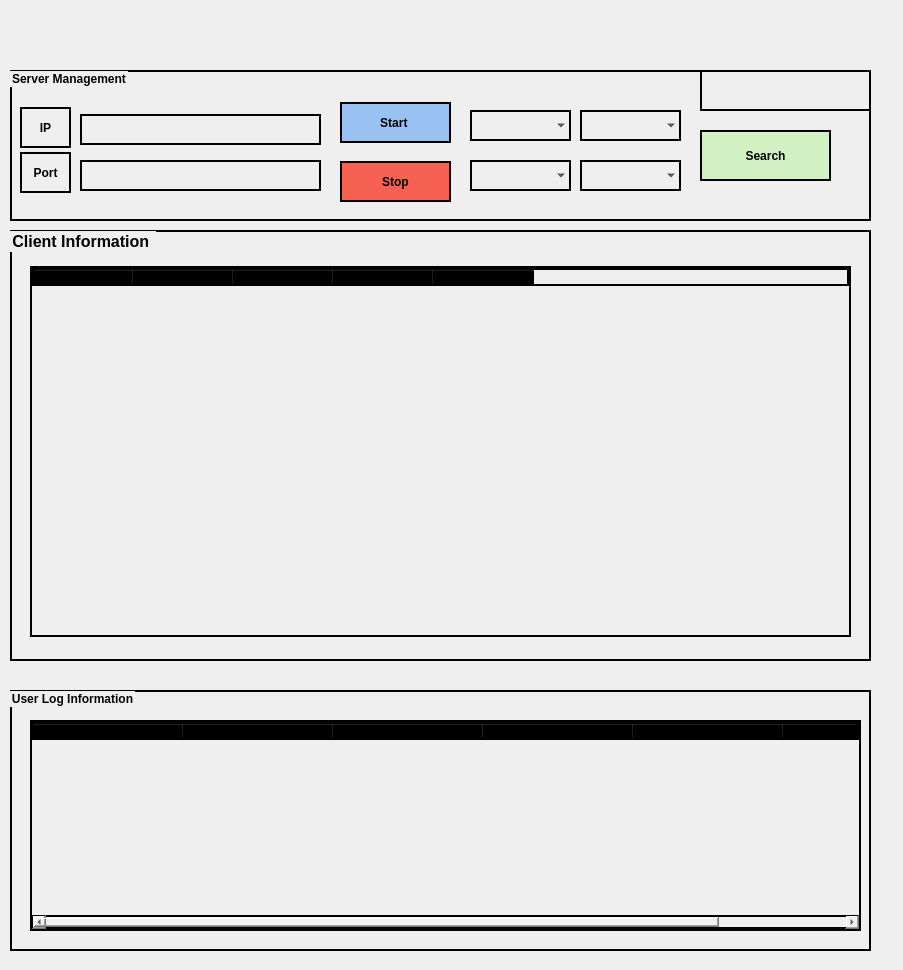
addinedu-ros-4th/deeplearning-repo-5, file src/kdk/socket/server.ui: the form before one commit.
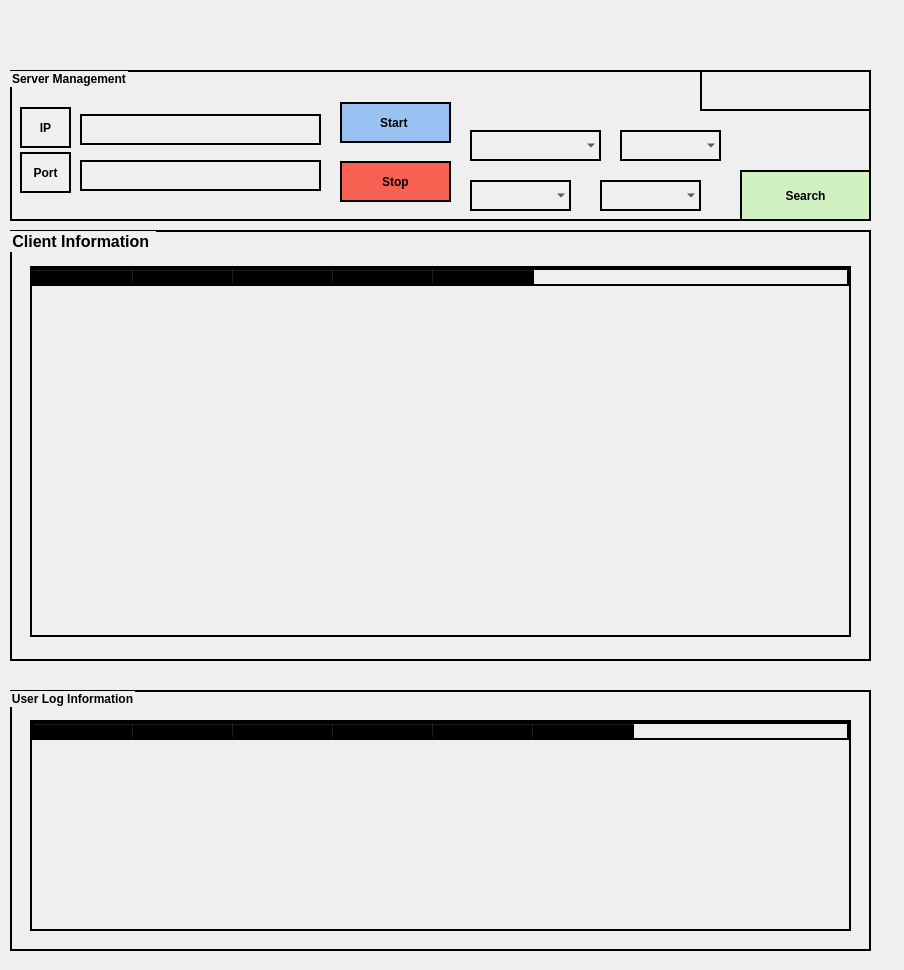
The form after the commit. Icons and pictures are not drawn.

```diff
--- a/src/kdk/socket/server.ui
+++ b/src/kdk/socket/server.ui
@@ -6,7 +6,7 @@
    <rect>
     <x>0</x>
     <y>0</y>
-    <width>903</width>
+    <width>904</width>
     <height>970</height>
    </rect>
   </property>
@@ -214,8 +214,8 @@
     <widget class="QPushButton" name="btnSearch">
      <property name="geometry">
       <rect>
-       <x>690</x>
-       <y>60</y>
+       <x>730</x>
+       <y>100</y>
        <width>131</width>
        <height>51</height>
       </rect>
@@ -256,8 +256,8 @@
     <widget class="QComboBox" name="comboBox">
      <property name="geometry">
       <rect>
-       <x>570</x>
-       <y>40</y>
+       <x>610</x>
+       <y>60</y>
        <width>101</width>
        <height>31</height>
       </rect>
@@ -267,17 +267,20 @@
      <property name="geometry">
       <rect>
        <x>460</x>
-       <y>40</y>
-       <width>101</width>
+       <y>60</y>
+       <width>131</width>
        <height>31</height>
       </rect>
      </property>
+     <property name="layoutDirection">
+      <enum>Qt::LeftToRight</enum>
+     </property>
     </widget>
     <widget class="QComboBox" name="comboBox_3">
      <property name="geometry">
       <rect>
        <x>460</x>
-       <y>90</y>
+       <y>110</y>
        <width>101</width>
        <height>31</height>
       </rect>
@@ -286,8 +289,8 @@
     <widget class="QComboBox" name="comboBox_4">
      <property name="geometry">
       <rect>
-       <x>570</x>
-       <y>90</y>
+       <x>590</x>
+       <y>110</y>
        <width>101</width>
        <height>31</height>
       </rect>
@@ -413,15 +416,18 @@
       <rect>
        <x>20</x>
        <y>30</y>
-       <width>831</width>
+       <width>821</width>
        <height>211</height>
       </rect>
      </property>
      <property name="autoScroll">
       <bool>true</bool>
      </property>
+     <property name="sortingEnabled">
+      <bool>false</bool>
+     </property>
      <attribute name="horizontalHeaderDefaultSectionSize">
-      <number>150</number>
+      <number>100</number>
      </attribute>
      <column>
       <property name="text">
```
Left out of the diff: 18 changed lines with no effect on the pictures.
